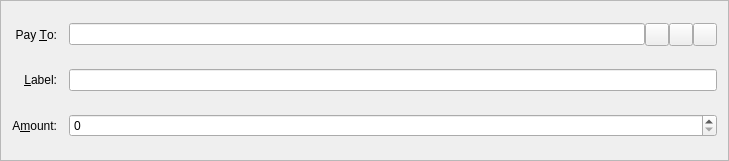
Qt form src/qt/forms/sendcoinsentry.ui (deeponion/deeponion-legacy) before a commit.
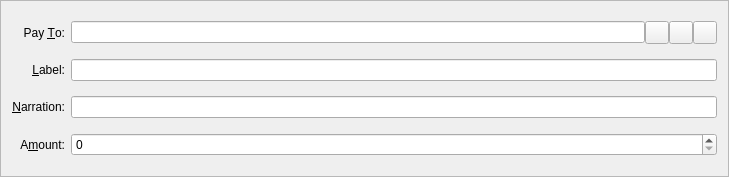
The same form after that commit. Icons and pictures are not drawn. Custom widgets are drawn as their Qt base class.

Commit message: sync'ed with sa-narrations branch

Patch:
```diff
--- a/src/qt/forms/sendcoinsentry.ui
+++ b/src/qt/forms/sendcoinsentry.ui
@@ -7,7 +7,7 @@
     <x>0</x>
     <y>0</y>
     <width>729</width>
-    <height>161</height>
+    <height>177</height>
    </rect>
   </property>
   <property name="windowTitle">
@@ -23,23 +23,7 @@
    <enum>QFrame::Sunken</enum>
   </property>
   <layout class="QGridLayout" name="gridLayout">
-   <property name="spacing">
-    <number>12</number>
-   </property>
-   <item row="5" column="0">
-    <widget class="QLabel" name="label">
-     <property name="text">
-      <string>A&amp;mount:</string>
-     </property>
-     <property name="alignment">
-      <set>Qt::AlignRight|Qt::AlignTrailing|Qt::AlignVCenter</set>
-     </property>
-     <property name="buddy">
-      <cstring>payAmount</cstring>
-     </property>
-    </widget>
-   </item>
-   <item row="3" column="0">
+   <item row="0" column="0">
     <widget class="QLabel" name="label_2">
      <property name="text">
       <string>Pay &amp;To:</string>
@@ -52,43 +36,7 @@
      </property>
     </widget>
    </item>
-   <item row="5" column="1">
-    <widget class="BitcoinAmountField" name="payAmount"/>
-   </item>
-   <item row="4" column="1">
-    <layout class="QHBoxLayout" name="horizontalLayout_2">
-     <property name="spacing">
-      <number>0</number>
-     </property>
-     <item>
-      <widget class="QValidatedLineEdit" name="addAsLabel">
-       <property name="enabled">
-        <bool>true</bool>
-       </property>
-       <property name="toolTip">
-        <string>Enter a label for this address to add it to your address book</string>
-       </property>
-       <property name="styleSheet">
-        <string notr="true"/>
-       </property>
-      </widget>
-     </item>
-    </layout>
-   </item>
-   <item row="4" column="0">
-    <widget class="QLabel" name="label_4">
-     <property name="text">
-      <string>&amp;Label:</string>
-     </property>
-     <property name="alignment">
-      <set>Qt::AlignRight|Qt::AlignTrailing|Qt::AlignVCenter</set>
-     </property>
-     <property name="buddy">
-      <cstring>addAsLabel</cstring>
-     </property>
-    </widget>
-   </item>
-   <item row="3" column="1">
+   <item row="0" column="1">
     <layout class="QHBoxLayout" name="payToLayout">
      <property name="spacing">
       <number>0</number>
@@ -156,6 +104,88 @@
      </item>
     </layout>
    </item>
+   <item row="1" column="0">
+    <widget class="QLabel" name="label_4">
+     <property name="text">
+      <string>&amp;Label:</string>
+     </property>
+     <property name="alignment">
+      <set>Qt::AlignRight|Qt::AlignTrailing|Qt::AlignVCenter</set>
+     </property>
+     <property name="buddy">
+      <cstring>addAsLabel</cstring>
+     </property>
+    </widget>
+   </item>
+   <item row="1" column="1">
+    <layout class="QHBoxLayout" name="horizontalLayout_2">
+     <property name="spacing">
+      <number>0</number>
+     </property>
+     <item>
+      <widget class="QValidatedLineEdit" name="addAsLabel">
+       <property name="enabled">
+        <bool>true</bool>
+       </property>
+       <property name="toolTip">
+        <string>Enter a label for this address to add it to your address book</string>
+       </property>
+       <property name="styleSheet">
+        <string notr="true"/>
+       </property>
+      </widget>
+     </item>
+    </layout>
+   </item>
+   <item row="2" column="0">
+    <widget class="QLabel" name="label_5">
+     <property name="text">
+      <string>&amp;Narration:</string>
+     </property>
+     <property name="alignment">
+      <set>Qt::AlignRight|Qt::AlignTrailing|Qt::AlignVCenter</set>
+     </property>
+     <property name="buddy">
+      <cstring>addAsNarration</cstring>
+     </property>
+    </widget>
+   </item>
+   <item row="2" column="1">
+    <layout class="QHBoxLayout" name="horizontalLayout_4">
+     <property name="spacing">
+      <number>0</number>
+     </property>
+     <item>
+      <widget class="QValidatedLineEdit" name="addAsNarration">
+       <property name="enabled">
+        <bool>true</bool>
+       </property>
+       <property name="toolTip">
+        <string>Enter a short note to send with payment (max 24 characters)</string>
+       </property>
+       <property name="styleSheet">
+        <string notr="true"/>
+       </property>
+      </widget>
+     </item>
+    </layout>
+   </item>
+   <item row="3" column="0">
+    <widget class="QLabel" name="label">
+     <property name="text">
+      <string>A&amp;mount:</string>
+     </property>
+     <property name="alignment">
+      <set>Qt::AlignRight|Qt::AlignTrailing|Qt::AlignVCenter</set>
+     </property>
+     <property name="buddy">
+      <cstring>payAmount</cstring>
+     </property>
+    </widget>
+   </item>
+   <item row="3" column="1">
+    <widget class="BitcoinAmountField" name="payAmount"/>
+   </item>
   </layout>
  </widget>
  <customwidgets>
```
Left out of the diff: 2 changed lines with no effect on the pictures. The commit also changes 12 other files.
